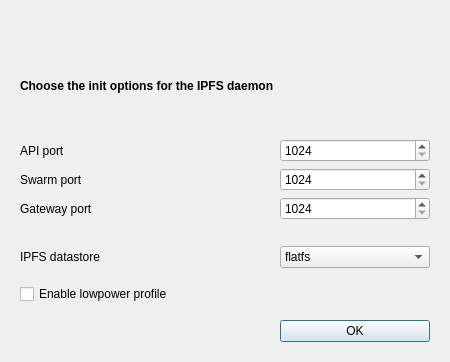
Before: the Qt Designer form galacteek/ui/ipfsdaemoninitdialog.ui in pinnaculum/galacteek, drawn with Qt 5.
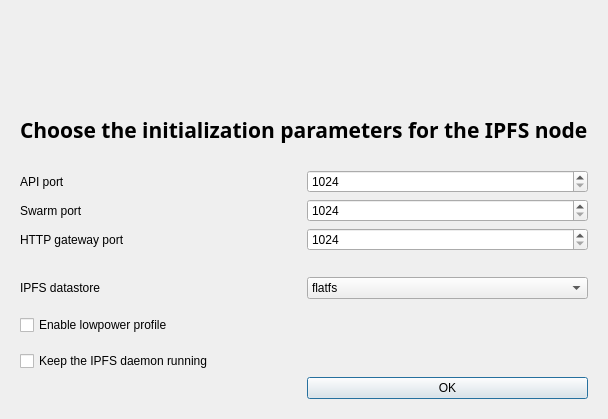
After: the same form once the commit is applied. Icons and pictures are not drawn.

Commit message:
Make init process smoother
* Node/profile progress dialogs have progress bars

* Add Magrathea in planets list

```diff
--- a/galacteek/ui/ipfsdaemoninitdialog.ui
+++ b/galacteek/ui/ipfsdaemoninitdialog.ui
@@ -6,10 +6,16 @@
    <rect>
     <x>0</x>
     <y>0</y>
-    <width>450</width>
-    <height>362</height>
+    <width>608</width>
+    <height>419</height>
    </rect>
   </property>
+  <property name="maximumSize">
+   <size>
+    <width>16777215</width>
+    <height>600</height>
+   </size>
+  </property>
   <property name="windowTitle">
    <string>Dialog</string>
   </property>
@@ -24,25 +30,39 @@
        <widget class="QWidget" name="page_3">
         <layout class="QGridLayout" name="gridLayout">
          <item row="1" column="0">
+          <widget class="QLabel" name="errorStatus">
+           <property name="styleSheet">
+            <string notr="true">color: red;</string>
+           </property>
+           <property name="text">
+            <string/>
+           </property>
+          </widget>
+         </item>
+         <item row="2" column="0" alignment="Qt::AlignHCenter">
+          <widget class="QLabel" name="label">
+           <property name="font">
+            <font>
+             <family>Montserrat</family>
+             <pointsize>16</pointsize>
+             <weight>75</weight>
+             <italic>false</italic>
+             <bold>true</bold>
+            </font>
+           </property>
+           <property name="styleSheet">
+            <string notr="true">font: 16pt &quot;Montserrat&quot;;
+font-weight: bold;</string>
+           </property>
+           <property name="text">
+            <string>Choose the initialization parameters for the IPFS node</string>
+           </property>
+          </widget>
+         </item>
+         <item row="3" column="0">
           <layout class="QGridLayout" name="gridLayout_2">
-           <item row="5" column="1">
-            <spacer name="verticalSpacer_3">
-             <property name="orientation">
-              <enum>Qt::Vertical</enum>
-             </property>
-             <property name="sizeType">
-              <enum>QSizePolicy::Minimum</enum>
-             </property>
-             <property name="sizeHint" stdset="0">
-              <size>
-               <width>20</width>
-               <height>20</height>
-              </size>
-             </property>
-            </spacer>
-           </item>
            <item row="2" column="1">
-            <widget class="QSpinBox" name="apiPort">
+            <widget class="QSpinBox" name="gatewayPort">
              <property name="minimum">
               <number>1024</number>
              </property>
@@ -51,7 +71,24 @@
              </property>
             </widget>
            </item>
-           <item row="3" column="1">
+           <item row="7" column="0">
+            <widget class="QLabel" name="status">
+             <property name="text">
+              <string/>
+             </property>
+            </widget>
+           </item>
+           <item row="2" column="0">
+            <widget class="QLabel" name="label_5">
+             <property name="toolTip">
+              <string>&lt;html&gt;&lt;head/&gt;&lt;body&gt;&lt;p&gt;The port the IPFS daemon's HTTP gateway service will use. Only change this option (port &lt;span style=&quot; font-weight:600;&quot;&gt;8080&lt;/span&gt; by default) if you have a service already using this port.&lt;/p&gt;&lt;/body&gt;&lt;/html&gt;</string>
+             </property>
+             <property name="text">
+              <string>HTTP gateway port</string>
+             </property>
+            </widget>
+           </item>
+           <item row="1" column="1">
             <widget class="QSpinBox" name="swarmPort">
              <property name="minimum">
               <number>1024</number>
@@ -61,7 +98,17 @@
              </property>
             </widget>
            </item>
-           <item row="7" column="1">
+           <item row="1" column="0">
+            <widget class="QLabel" name="label_4">
+             <property name="toolTip">
+              <string>&lt;html&gt;&lt;head/&gt;&lt;body&gt;&lt;p&gt;The port the IPFS daemon's swarm (TCP and QUIC) will use. Only change this option (port &lt;span style=&quot; font-weight:600;&quot;&gt;4001&lt;/span&gt; by default) if you have a service already using this port.&lt;/p&gt;&lt;/body&gt;&lt;/html&gt;</string>
+             </property>
+             <property name="text">
+              <string>Swarm port</string>
+             </property>
+            </widget>
+           </item>
+           <item row="5" column="1">
             <spacer name="verticalSpacer">
              <property name="orientation">
               <enum>Qt::Vertical</enum>
@@ -77,21 +124,31 @@
              </property>
             </spacer>
            </item>
-           <item row="2" column="0">
+           <item row="5" column="0">
+            <widget class="QCheckBox" name="profileLowPower">
+             <property name="toolTip">
+              <string>&lt;html&gt;&lt;head/&gt;&lt;body&gt;&lt;p&gt;Reduces &lt;span style=&quot; font-weight:600;&quot;&gt;daemon overhead&lt;/span&gt; on the system. May affect node functionality - performance of content discovery and data fetching may be degraded.&lt;/p&gt;&lt;p&gt;&lt;br/&gt;&lt;/p&gt;&lt;/body&gt;&lt;/html&gt;</string>
+             </property>
+             <property name="text">
+              <string>Enable lowpower profile</string>
+             </property>
+            </widget>
+           </item>
+           <item row="7" column="1">
+            <widget class="QPushButton" name="okButton">
+             <property name="text">
+              <string>OK</string>
+             </property>
+            </widget>
+           </item>
+           <item row="0" column="0">
             <widget class="QLabel" name="label_3">
              <property name="text">
               <string>API port</string>
              </property>
             </widget>
            </item>
-           <item row="8" column="0">
-            <widget class="QLabel" name="status">
-             <property name="text">
-              <string/>
-             </property>
-            </widget>
-           </item>
-           <item row="6" column="0">
+           <item row="4" column="0">
             <widget class="QLabel" name="label_2">
              <property name="toolTip">
               <string>&lt;html&gt;&lt;head/&gt;&lt;body&gt;&lt;p&gt;The datastore type to initialize the repository with. &lt;span style=&quot; font-weight:600;&quot;&gt;flatfs&lt;/span&gt; is the most battle-tested and reliable datastore. &lt;span style=&quot; font-weight:600;&quot;&gt;badgerds &lt;/span&gt;is the fastest datastore. Use &lt;span style=&quot; font-weight:600;&quot;&gt;badgerds&lt;/span&gt; if performance, especially when adding many gigabytes of files, is critical&lt;/p&gt;&lt;/body&gt;&lt;/html&gt;</string>
@@ -101,34 +158,7 @@
              </property>
             </widget>
            </item>
-           <item row="8" column="1">
-            <widget class="QPushButton" name="okButton">
-             <property name="text">
-              <string>OK</string>
-             </property>
-            </widget>
-           </item>
-           <item row="0" column="1">
-            <widget class="QLabel" name="ipfsIconLabel">
-             <property name="text">
-              <string/>
-             </property>
-             <property name="pixmap">
-              <pixmap resource="galacteek.qrc">:/share/icons/ipfs-logo-128-ice-text.png</pixmap>
-             </property>
-            </widget>
-           </item>
-           <item row="7" column="0">
-            <widget class="QCheckBox" name="profileLowPower">
-             <property name="toolTip">
-              <string>&lt;html&gt;&lt;head/&gt;&lt;body&gt;&lt;p&gt;Reduces &lt;span style=&quot; font-weight:600;&quot;&gt;daemon overhead&lt;/span&gt; on the system. May affect node functionality - performance of content discovery and data fetching may be degraded.&lt;/p&gt;&lt;p&gt;&lt;br/&gt;&lt;/p&gt;&lt;/body&gt;&lt;/html&gt;</string>
-             </property>
-             <property name="text">
-              <string>Enable lowpower profile</string>
-             </property>
-            </widget>
-           </item>
-           <item row="6" column="1">
+           <item row="4" column="1">
             <widget class="QComboBox" name="dataStore">
              <property name="toolTip">
               <string>&lt;html&gt;&lt;head/&gt;&lt;body&gt;&lt;p&gt;The datastore type to initialize the repository with. &lt;span style=&quot; font-weight:600;&quot;&gt;flatfs&lt;/span&gt; is the most battle-tested and reliable datastore. &lt;span style=&quot; font-weight:600;&quot;&gt;badgerds &lt;/span&gt;is the fastest datastore. Use &lt;span style=&quot; font-weight:600;&quot;&gt;badgerds&lt;/span&gt; if performance, especially when adding many gigabytes of files, is critical&lt;/p&gt;&lt;/body&gt;&lt;/html&gt;</string>
@@ -145,8 +175,15 @@
              </item>
             </widget>
            </item>
-           <item row="1" column="1">
-            <spacer name="verticalSpacer_2">
+           <item row="6" column="0">
+            <widget class="QCheckBox" name="keepDaemonRunning">
+             <property name="text">
+              <string>Keep the IPFS daemon running</string>
+             </property>
+            </widget>
+           </item>
+           <item row="3" column="1">
+            <spacer name="verticalSpacer_3">
              <property name="orientation">
               <enum>Qt::Vertical</enum>
              </property>
@@ -156,40 +193,13 @@
              <property name="sizeHint" stdset="0">
               <size>
                <width>20</width>
-               <height>40</height>
+               <height>20</height>
               </size>
              </property>
             </spacer>
            </item>
-           <item row="0" column="0">
-            <widget class="QLabel" name="label">
-             <property name="font">
-              <font>
-               <weight>75</weight>
-               <bold>true</bold>
-              </font>
-             </property>
-             <property name="text">
-              <string>Choose the init options for the IPFS daemon</string>
-             </property>
-            </widget>
-           </item>
-           <item row="3" column="0">
-            <widget class="QLabel" name="label_4">
-             <property name="text">
-              <string>Swarm port</string>
-             </property>
-            </widget>
-           </item>
-           <item row="4" column="0">
-            <widget class="QLabel" name="label_5">
-             <property name="text">
-              <string>Gateway port</string>
-             </property>
-            </widget>
-           </item>
-           <item row="4" column="1">
-            <widget class="QSpinBox" name="gatewayPort">
+           <item row="0" column="1">
+            <widget class="QSpinBox" name="apiPort">
              <property name="minimum">
               <number>1024</number>
              </property>
@@ -200,16 +210,6 @@
            </item>
           </layout>
          </item>
-         <item row="0" column="0">
-          <widget class="QLabel" name="errorStatus">
-           <property name="styleSheet">
-            <string notr="true">color: red;</string>
-           </property>
-           <property name="text">
-            <string/>
-           </property>
-          </widget>
-         </item>
         </layout>
        </widget>
       </widget>
```
Left out of the diff: 6 changed lines with no effect on the pictures. The commit also changes 31 other files.
